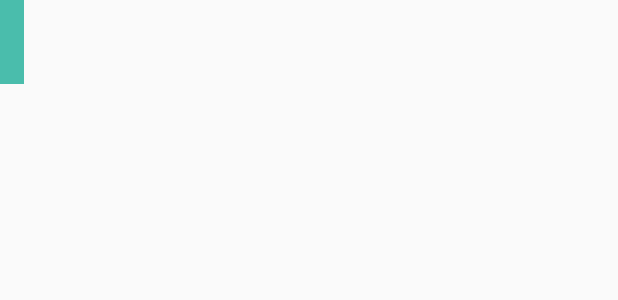
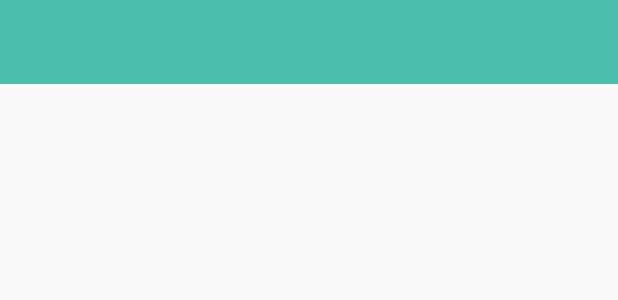
Before and after one commit to ibruno-om/OndeTem, an Android app: the layout activity_home.xml on its own in the app's theme, with its tools: preview values and no code run, on a phone screen of 412 x 824 dp. Shown: the top 300 px of the screen. Run offline under Robolectric (Android 15) with nearby library versions, the phone set to English and light mode, and no system bars.

```diff
--- a/app/src/main/res/layout/activity_home.xml
+++ b/app/src/main/res/layout/activity_home.xml
@@ -13,11 +13,9 @@
 
         <LinearLayout
             android:id="@+id/linearQuestion"
-            android:layout_width="wrap_content"
-            android:layout_height="wrap_content"
-            android:orientation="vertical"
-            tools:layout_editor_absoluteX="8dp"
-            tools:layout_editor_absoluteY="8dp">
+            android:layout_width="match_parent"
+            android:layout_height="match_parent"
+            android:orientation="vertical">
 
             <include
                 layout="@layout/navigation_action"
@@ -26,9 +24,9 @@
 
 
             <FrameLayout
+                android:id="@+id/questionListFrame"
                 android:layout_width="match_parent"
-                android:layout_height="match_parent"
-                android:id="@+id/questionListFrame"/>
+                android:layout_height="match_parent" />
 
 
         </LinearLayout>
@@ -43,8 +41,8 @@
         android:layout_height="match_parent"
         android:layout_gravity="start"
         android:clickable="true"
-        app:menu="@menu/navigation_menu"
-        app:headerLayout="@layout/navigation_header">
+        app:headerLayout="@layout/navigation_header"
+        app:menu="@menu/navigation_menu">
 
     </android.support.design.widget.NavigationView>
 
```
Also changed, not shown: app/src/main/java/br/ufg/inf/dsdm/ondetem/QuestionActivity.java (+29 -7 lines), app/src/main/java/br/ufg/inf/dsdm/ondetem/helpers/PerguntaHelper.java (+13 -2 lines), app/src/main/java/br/ufg/inf/dsdm/ondetem/model/Localizacao.java (added, +47 -0 lines), app/src/main/res/layout/activity_question.xml (+13 -13 lines), app/src/main/res/mipmap-hdpi/ic_place_black_24dp.png (added), app/src/main/res/mipmap-hdpi/ic_place_white_24dp.png (added), app/src/main/res/mipmap-mdpi/ic_place_black_24dp.png (added), app/src/main/res/mipmap-mdpi/ic_place_white_24dp.png (added), app/src/main/res/mipmap-xhdpi/ic_place_black_24dp.png (added), app/src/main/res/mipmap-xhdpi/ic_place_white_24dp.png (added), app/src/main/res/mipmap-xxhdpi/ic_place_black_24dp.png (added), app/src/main/res/mipmap-xxhdpi/ic_place_white_24dp.png (added), app/src/main/res/mipmap-xxxhdpi/ic_place_black_24dp.png (added), app/src/main/res/mipmap-xxxhdpi/ic_place_white_24dp.png (added).
